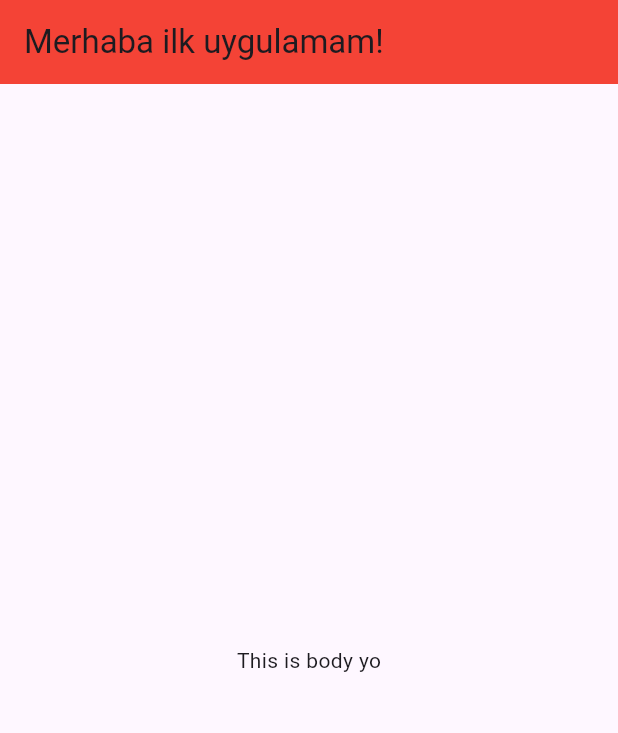
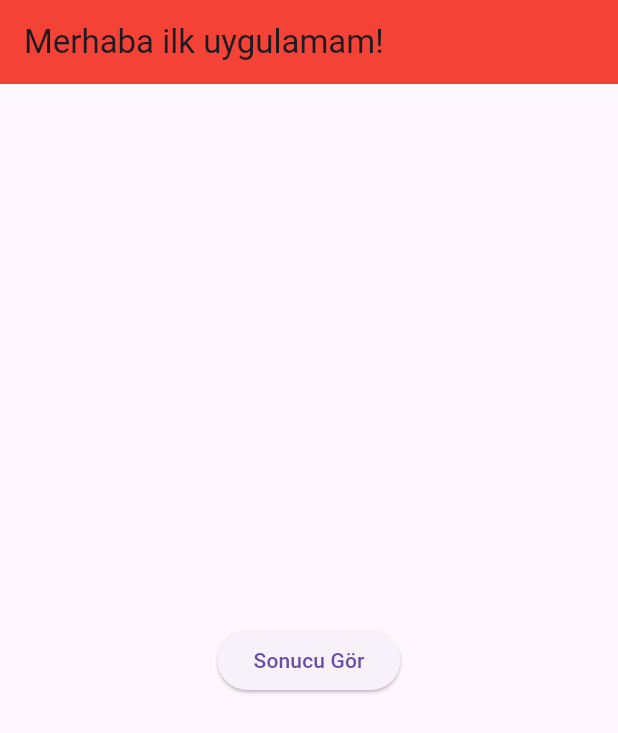
Before and after one commit to RedNoo/Flutter, a Flutter app: the screen it shows after launch, on a phone screen of 412 x 824 dp. Shown: the top 733 px of the screen. Run offline on Flutter 3.47's test engine with Material 3 defaults, Android fonts, the phone set to English and light mode, and no system bars.

Commit message:
If else condition added

```diff
--- a/temel_widget/lib/main.dart
+++ b/temel_widget/lib/main.dart
@@ -2,16 +2,45 @@
 import 'package:flutter/material.dart';
 
 void main(){
+
+  runApp(MaterialApp(
+    home: MyApp()
+  ));
+}
+
+class MyApp extends StatelessWidget
+{
   String mesaj = "Merhaba ilk uygulamam!";
-  runApp(MaterialApp(
-    home:Scaffold(
+
+  @override
+  Widget build(BuildContext context) {
+    return Scaffold(
       appBar: AppBar(
         title: Text(mesaj),
         backgroundColor: Colors.red,
       ),
       body: Center(
-        child: Text("This is body yo"),
+        child: ElevatedButton(
+          child: Text("Sonucu Gör"),
+          onPressed: (){
+            int puan = 15;
+            String sonuc = "";
+            if(puan >= 50)
+              sonuc = "Gecti";
+              else
+                sonuc = "Kaldı";
+            var alert = AlertDialog(
+              title: Text("Sınav Sonucu"),
+              content: Text(sonuc),
+            );
+            showDialog(context: context, builder: (BuildContext context)=> alert);
+          },
+
+
+        ),
+
       ),
-    )
-  ));
+    );
+  }
+
 }
```
